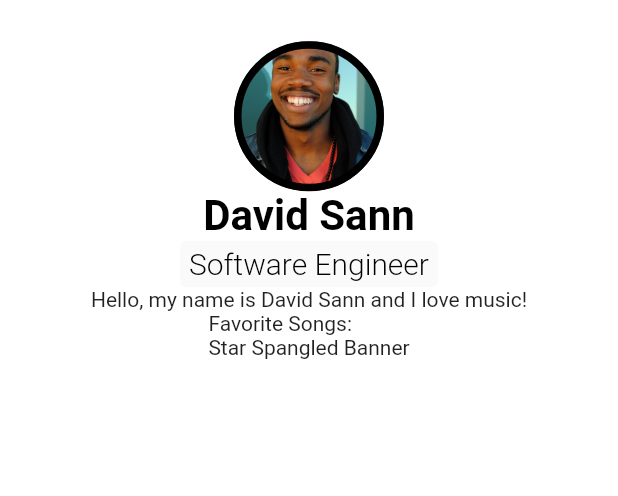
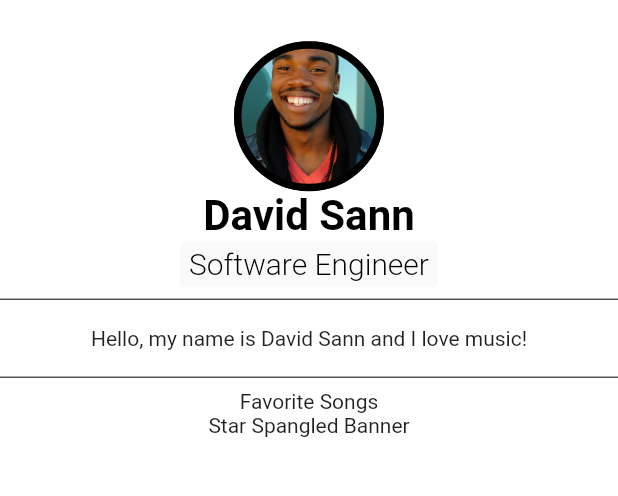
Before and after one commit to hondarider29/SoundByte, a Flutter app: the UserProfilePage screen opened directly, on a phone screen of 412 x 824 dp, the part 84-580 px from its top. Run offline on Flutter 3.47's test engine with Material 2 defaults, Android fonts, the phone set to English and light mode, and no system bars; our stand-ins replace firebase_auth; accounts and stored records are empty; Roboto replaces fonts that are missing (Spectral).

Commit message:
fixed alignment

```diff
--- a/sound_byte/lib/pages/userProfile.dart
+++ b/sound_byte/lib/pages/userProfile.dart
@@ -67,7 +67,16 @@ class _UserProfilePageState extends State<UserProfilePage>
                   _buildProfileImage(),
                   _buildFullName(),
                   _buildStatus(context),
+                  Divider(color: Colors.black),
+                  SizedBox(
+                    height: 10,
+                  ),
                   _buildBio(),
+                  SizedBox(
+                    height: 10,
+                  ),
+                  Divider(color: Colors.black),
+                  Text("Favorite Songs"),
                   _buildFavSongs(),
                 ],
               ),
@@ -143,7 +152,7 @@ class _UserProfilePageState extends State<UserProfilePage>
 
   Widget _buildFavSongs() {
     return Text (
-      "Favorite Songs:\nStar Spangled Banner"
+      "Star Spangled Banner"
     );
   }
 
```
